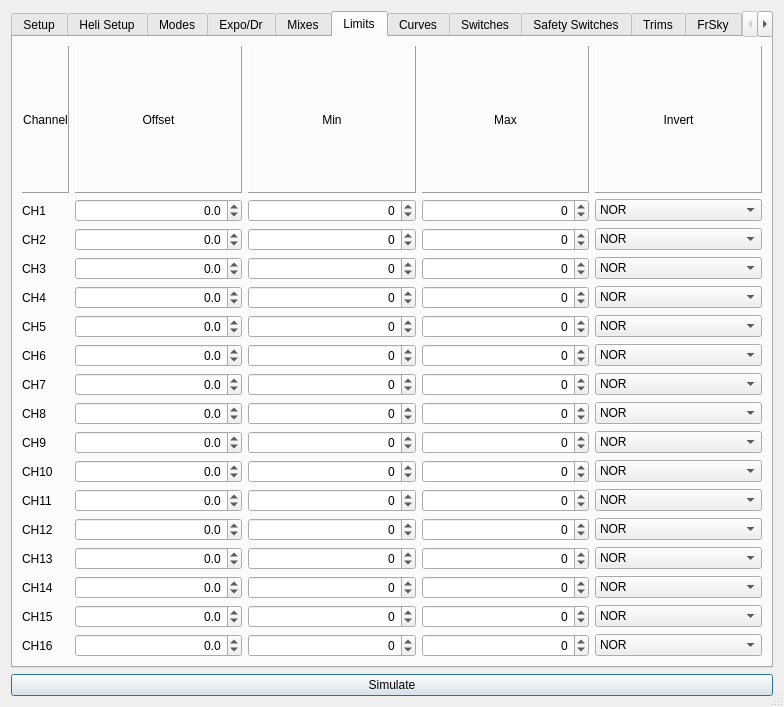
negativerad/eepe, file src/modeledit.ui: the form before one commit.
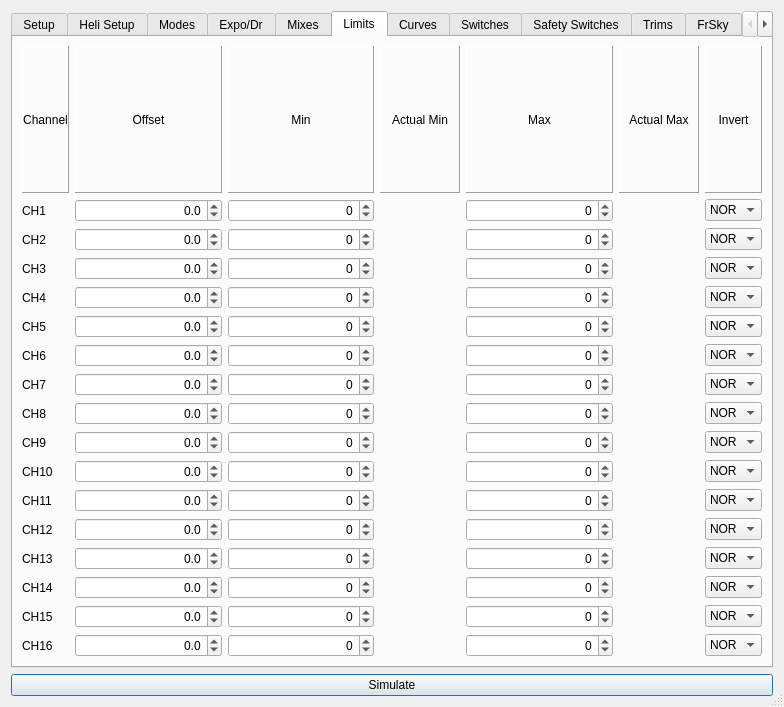
The form after the commit. The open tabs and pages were chosen to show the change. Icons and pictures are not drawn.

Commit message: eepskye splash, 32 memories, 24 channels in limits, eepe telemetry simulation. AutoLimits value display, Fix Flight Mode labels

The edit to the form file:
```diff
--- a/src/modeledit.ui
+++ b/src/modeledit.ui
@@ -743,7 +743,7 @@
          <widget class="QComboBox" name="FP1_sw"/>
         </item>
         <item row="0" column="3">
-         <widget class="QLabel" name="label_153">
+         <widget class="QLabel" name="label_M1">
           <property name="text">
            <string>Rudder</string>
           </property>
@@ -753,7 +753,7 @@
          </widget>
         </item>
         <item row="0" column="4">
-         <widget class="QLabel" name="label_154">
+         <widget class="QLabel" name="label_M2">
           <property name="text">
            <string>Elevator</string>
           </property>
@@ -2118,7 +2118,7 @@
       <attribute name="title">
        <string>Limits</string>
       </attribute>
-      <layout class="QGridLayout" name="gridLayout_6" rowstretch="0,1,1,1,1,1,1,1,1,1,1,1,1,1,1,1,1" columnstretch="0,1,1,1,1">
+      <layout class="QGridLayout" name="gridLayout_6" rowstretch="0,1,1,1,1,1,1,1,1,1,1,1,1,1,1,1,1" columnstretch="0,1,1,1,1,0,0">
        <item row="1" column="0">
         <widget class="QLabel" name="label_14">
          <property name="text">
@@ -2161,7 +2161,7 @@
          </property>
         </widget>
        </item>
-       <item row="1" column="3">
+       <item row="1" column="4">
         <widget class="QSpinBox" name="maxSB_1">
          <property name="alignment">
           <set>Qt::AlignRight|Qt::AlignTrailing|Qt::AlignVCenter</set>
@@ -2177,7 +2177,7 @@
          </property>
         </widget>
        </item>
-       <item row="1" column="4">
+       <item row="1" column="6">
         <widget class="QComboBox" name="chInvCB_1">
          <item>
           <property name="text">
@@ -2230,7 +2230,7 @@
          </property>
         </widget>
        </item>
-       <item row="2" column="3">
+       <item row="2" column="4">
         <widget class="QSpinBox" name="maxSB_2">
          <property name="alignment">
           <set>Qt::AlignRight|Qt::AlignTrailing|Qt::AlignVCenter</set>
@@ -2246,7 +2246,7 @@
          </property>
         </widget>
        </item>
-       <item row="2" column="4">
+       <item row="2" column="6">
         <widget class="QComboBox" name="chInvCB_2">
          <item>
           <property name="text">
@@ -2299,7 +2299,7 @@
          </property>
         </widget>
        </item>
-       <item row="3" column="3">
+       <item row="3" column="4">
         <widget class="QSpinBox" name="maxSB_3">
          <property name="alignment">
           <set>Qt::AlignRight|Qt::AlignTrailing|Qt::AlignVCenter</set>
@@ -2315,7 +2315,7 @@
          </property>
         </widget>
        </item>
-       <item row="3" column="4">
+       <item row="3" column="6">
         <widget class="QComboBox" name="chInvCB_3">
          <item>
           <property name="text">
@@ -2368,7 +2368,7 @@
          </property>
         </widget>
        </item>
-       <item row="4" column="3">
+       <item row="4" column="4">
         <widget class="QSpinBox" name="maxSB_4">
          <property name="alignment">
           <set>Qt::AlignRight|Qt::AlignTrailing|Qt::AlignVCenter</set>
@@ -2384,7 +2384,7 @@
          </property>
         </widget>
        </item>
-       <item row="4" column="4">
+       <item row="4" column="6">
         <widget class="QComboBox" name="chInvCB_4">
          <item>
           <property name="text">
@@ -2437,7 +2437,7 @@
          </property>
         </widget>
        </item>
-       <item row="5" column="3">
+       <item row="5" column="4">
         <widget class="QSpinBox" name="maxSB_5">
          <property name="alignment">
           <set>Qt::AlignRight|Qt::AlignTrailing|Qt::AlignVCenter</set>
@@ -2453,7 +2453,7 @@
          </property>
         </widget>
        </item>
-       <item row="5" column="4">
+       <item row="5" column="6">
         <widget class="QComboBox" name="chInvCB_5">
          <item>
           <property name="text">
@@ -2506,7 +2506,7 @@
          </property>
         </widget>
        </item>
-       <item row="6" column="3">
+       <item row="6" column="4">
         <widget class="QSpinBox" name="maxSB_6">
          <property name="alignment">
           <set>Qt::AlignRight|Qt::AlignTrailing|Qt::AlignVCenter</set>
@@ -2522,7 +2522,7 @@
          </property>
         </widget>
        </item>
-       <item row="6" column="4">
+       <item row="6" column="6">
         <widget class="QComboBox" name="chInvCB_6">
          <item>
           <property name="text">
@@ -2575,7 +2575,7 @@
          </property>
         </widget>
        </item>
-       <item row="7" column="3">
+       <item row="7" column="4">
         <widget class="QSpinBox" name="maxSB_7">
          <property name="alignment">
           <set>Qt::AlignRight|Qt::AlignTrailing|Qt::AlignVCenter</set>
@@ -2591,7 +2591,7 @@
          </property>
         </widget>
        </item>
-       <item row="7" column="4">
+       <item row="7" column="6">
         <widget class="QComboBox" name="chInvCB_7">
          <item>
           <property name="text">
@@ -2644,7 +2644,7 @@
          </property>
         </widget>
        </item>
-       <item row="8" column="3">
+       <item row="8" column="4">
         <widget class="QSpinBox" name="maxSB_8">
          <property name="alignment">
           <set>Qt::AlignRight|Qt::AlignTrailing|Qt::AlignVCenter</set>
@@ -2660,7 +2660,7 @@
          </property>
         </widget>
        </item>
-       <item row="8" column="4">
+       <item row="8" column="6">
         <widget class="QComboBox" name="chInvCB_8">
          <item>
           <property name="text">
@@ -2713,7 +2713,7 @@
          </property>
         </widget>
        </item>
-       <item row="9" column="3">
+       <item row="9" column="4">
         <widget class="QSpinBox" name="maxSB_9">
          <property name="alignment">
           <set>Qt::AlignRight|Qt::AlignTrailing|Qt::AlignVCenter</set>
@@ -2729,7 +2729,7 @@
          </property>
         </widget>
        </item>
-       <item row="9" column="4">
+       <item row="9" column="6">
         <widget class="QComboBox" name="chInvCB_9">
          <item>
           <property name="text">
@@ -2782,23 +2782,23 @@
          </property>
         </widget>
        </item>
-       <item row="10" column="3">
-        <widget class="QSpinBox" name="maxSB_10">
-         <property name="alignment">
-          <set>Qt::AlignRight|Qt::AlignTrailing|Qt::AlignVCenter</set>
-         </property>
-         <property name="accelerated">
-          <bool>true</bool>
-         </property>
-         <property name="minimum">
-          <number>-100</number>
-         </property>
-         <property name="maximum">
-          <number>100</number>
-         </property>
-        </widget>
-       </item>
        <item row="10" column="4">
+        <widget class="QSpinBox" name="maxSB_10">
+         <property name="alignment">
+          <set>Qt::AlignRight|Qt::AlignTrailing|Qt::AlignVCenter</set>
+         </property>
+         <property name="accelerated">
+          <bool>true</bool>
+         </property>
+         <property name="minimum">
+          <number>-100</number>
+         </property>
+         <property name="maximum">
+          <number>100</number>
+         </property>
+        </widget>
+       </item>
+       <item row="10" column="6">
         <widget class="QComboBox" name="chInvCB_10">
          <item>
           <property name="text">
@@ -2851,23 +2851,23 @@
          </property>
         </widget>
        </item>
-       <item row="11" column="3">
-        <widget class="QSpinBox" name="maxSB_11">
-         <property name="alignment">
-          <set>Qt::AlignRight|Qt::AlignTrailing|Qt::AlignVCenter</set>
-         </property>
-         <property name="accelerated">
-          <bool>true</bool>
-         </property>
-         <property name="minimum">
-          <number>-100</number>
-         </property>
-         <property name="maximum">
-          <number>100</number>
-         </property>
-        </widget>
-       </item>
        <item row="11" column="4">
+        <widget class="QSpinBox" name="maxSB_11">
+         <property name="alignment">
+          <set>Qt::AlignRight|Qt::AlignTrailing|Qt::AlignVCenter</set>
+         </property>
+         <property name="accelerated">
+          <bool>true</bool>
+         </property>
+         <property name="minimum">
+          <number>-100</number>
+         </property>
+         <property name="maximum">
+          <number>100</number>
+         </property>
+        </widget>
+       </item>
+       <item row="11" column="6">
         <widget class="QComboBox" name="chInvCB_11">
          <item>
           <property name="text">
@@ -2920,23 +2920,23 @@
          </property>
         </widget>
        </item>
-       <item row="12" column="3">
-        <widget class="QSpinBox" name="maxSB_12">
-         <property name="alignment">
-          <set>Qt::AlignRight|Qt::AlignTrailing|Qt::AlignVCenter</set>
-         </property>
-         <property name="accelerated">
-          <bool>true</bool>
-         </property>
-         <property name="minimum">
-          <number>-100</number>
-         </property>
-         <property name="maximum">
-          <number>100</number>
-         </property>
-        </widget>
-       </item>
        <item row="12" column="4">
+        <widget class="QSpinBox" name="maxSB_12">
+         <property name="alignment">
+          <set>Qt::AlignRight|Qt::AlignTrailing|Qt::AlignVCenter</set>
+         </property>
+         <property name="accelerated">
+          <bool>true</bool>
+         </property>
+         <property name="minimum">
+          <number>-100</number>
+         </property>
+         <property name="maximum">
+          <number>100</number>
+         </property>
+        </widget>
+       </item>
+       <item row="12" column="6">
         <widget class="QComboBox" name="chInvCB_12">
          <item>
           <property name="text">
@@ -2989,23 +2989,23 @@
          </property>
         </widget>
        </item>
-       <item row="13" column="3">
-        <widget class="QSpinBox" name="maxSB_13">
-         <property name="alignment">
-          <set>Qt::AlignRight|Qt::AlignTrailing|Qt::AlignVCenter</set>
-         </property>
-         <property name="accelerated">
-          <bool>true</bool>
-         </property>
-         <property name="minimum">
-          <number>-100</number>
-         </property>
-         <property name="maximum">
-          <number>100</number>
-         </property>
-        </widget>
-       </item>
        <item row="13" column="4">
+        <widget class="QSpinBox" name="maxSB_13">
+         <property name="alignment">
+          <set>Qt::AlignRight|Qt::AlignTrailing|Qt::AlignVCenter</set>
+         </property>
+         <property name="accelerated">
+          <bool>true</bool>
+         </property>
+         <property name="minimum">
+          <number>-100</number>
+         </property>
+         <property name="maximum">
+          <number>100</number>
+         </property>
+        </widget>
+       </item>
+       <item row="13" column="6">
         <widget class="QComboBox" name="chInvCB_13">
          <item>
           <property name="text">
@@ -3058,23 +3058,23 @@
          </property>
         </widget>
        </item>
-       <item row="14" column="3">
-        <widget class="QSpinBox" name="maxSB_14">
-         <property name="alignment">
-          <set>Qt::AlignRight|Qt::AlignTrailing|Qt::AlignVCenter</set>
-         </property>
-         <property name="accelerated">
-          <bool>true</bool>
-         </property>
-         <property name="minimum">
-          <number>-100</number>
-         </property>
-         <property name="maximum">
-          <number>100</number>
-         </property>
-        </widget>
-       </item>
        <item row="14" column="4">
+        <widget class="QSpinBox" name="maxSB_14">
+         <property name="alignment">
+          <set>Qt::AlignRight|Qt::AlignTrailing|Qt::AlignVCenter</set>
+         </property>
+         <property name="accelerated">
+          <bool>true</bool>
+         </property>
+         <property name="minimum">
+          <number>-100</number>
+         </property>
+         <property name="maximum">
+          <number>100</number>
+         </property>
+        </widget>
+       </item>
+       <item row="14" column="6">
         <widget class="QComboBox" name="chInvCB_14">
          <item>
           <property name="text">
@@ -3127,23 +3127,23 @@
          </property>
         </widget>
        </item>
-       <item row="15" column="3">
-        <widget class="QSpinBox" name="maxSB_15">
-         <property name="alignment">
-          <set>Qt::AlignRight|Qt::AlignTrailing|Qt::AlignVCenter</set>
-         </property>
-         <property name="accelerated">
-          <bool>true</bool>
-         </property>
-         <property name="minimum">
-          <number>-100</number>
-         </property>
-         <property name="maximum">
-          <number>100</number>
-         </property>
-        </widget>
-       </item>
        <item row="15" column="4">
+        <widget class="QSpinBox" name="maxSB_15">
+         <property name="alignment">
+          <set>Qt::AlignRight|Qt::AlignTrailing|Qt::AlignVCenter</set>
+         </property>
+         <property name="accelerated">
+          <bool>true</bool>
+         </property>
+         <property name="minimum">
+          <number>-100</number>
+         </property>
+         <property name="maximum">
+          <number>100</number>
+         </property>
+        </widget>
+       </item>
+       <item row="15" column="6">
         <widget class="QComboBox" name="chInvCB_15">
          <item>
           <property name="text">
@@ -3196,23 +3196,23 @@
          </property>
         </widget>
        </item>
-       <item row="16" column="3">
-        <widget class="QSpinBox" name="maxSB_16">
-         <property name="alignment">
-          <set>Qt::AlignRight|Qt::AlignTrailing|Qt::AlignVCenter</set>
-         </property>
-         <property name="accelerated">
-          <bool>true</bool>
-         </property>
-         <property name="minimum">
-          <number>-100</number>
-         </property>
-         <property name="maximum">
-          <number>100</number>
-         </property>
-        </widget>
-       </item>
        <item row="16" column="4">
+        <widget class="QSpinBox" name="maxSB_16">
+         <property name="alignment">
+          <set>Qt::AlignRight|Qt::AlignTrailing|Qt::AlignVCenter</set>
+         </property>
+         <property name="accelerated">
+          <bool>true</bool>
+         </property>
+         <property name="minimum">
+          <number>-100</number>
+         </property>
+         <property name="maximum">
+          <number>100</number>
+         </property>
+        </widget>
+       </item>
+       <item row="16" column="6">
         <widget class="QComboBox" name="chInvCB_16">
          <item>
           <property name="text">
@@ -3292,7 +3292,7 @@
          </property>
         </widget>
        </item>
-       <item row="0" column="3">
+       <item row="0" column="4">
         <widget class="QLabel" name="label_50">
          <property name="frameShape">
           <enum>QFrame::Panel</enum>
@@ -3314,7 +3314,7 @@
          </property>
         </widget>
        </item>
-       <item row="0" column="4">
+       <item row="0" column="6">
         <widget class="QLabel" name="label_54">
          <property name="frameShape">
           <enum>QFrame::Panel</enum>
@@ -3336,6 +3336,298 @@
          </property>
         </widget>
        </item>
+       <item row="0" column="3">
+        <widget class="QLabel" name="label_153">
+         <property name="minimumSize">
+          <size>
+           <width>80</width>
+           <height>0</height>
+          </size>
+         </property>
+         <property name="maximumSize">
+          <size>
+           <width>80</width>
+           <height>16777215</height>
+          </size>
+         </property>
+         <property name="frameShape">
+          <enum>QFrame::Panel</enum>
+         </property>
+         <property name="frameShadow">
+          <enum>QFrame::Raised</enum>
+         </property>
+         <property name="midLineWidth">
+          <number>0</number>
+         </property>
+         <property name="text">
+          <string>Actual Min</string>
+         </property>
+         <property name="alignment">
+          <set>Qt::AlignCenter</set>
+         </property>
+         <property name="margin">
+          <number>3</number>
+         </property>
+        </widget>
+       </item>
+       <item row="0" column="5">
+        <widget class="QLabel" name="label_154">
+         <property name="minimumSize">
+          <size>
+           <width>80</width>
+           <height>0</height>
+          </size>
+         </property>
+         <property name="maximumSize">
+          <size>
+           <width>80</width>
+           <height>16777215</height>
+          </size>
+         </property>
+         <property name="frameShape">
+          <enum>QFrame::Panel</enum>
+         </property>
+         <property name="frameShadow">
+          <enum>QFrame::Raised</enum>
+         </property>
+         <property name="midLineWidth">
+          <number>0</number>
+         </property>
+         <property name="text">
+          <string>Actual Max</string>
+         </property>
+         <property name="alignment">
+          <set>Qt::AlignCenter</set>
+         </property>
+         <property name="margin">
+          <number>3</number>
+         </property>
+        </widget>
+       </item>
+       <item row="1" column="3">
+        <widget class="QLabel" name="CH1Amin">
+         <property name="text">
+          <string/>
+         </property>
+        </widget>
+       </item>
+       <item row="2" column="3">
+        <widget class="QLabel" name="CH2Amin">
+         <property name="text">
+          <string/>
+         </property>
+        </widget>
+       </item>
+       <item row="3" column="3">
+        <widget class="QLabel" name="CH3Amin">
+         <property name="text">
+          <string/>
+         </property>
+        </widget>
+       </item>
+       <item row="4" column="3">
+        <widget class="QLabel" name="CH4Amin">
+         <property name="text">
+          <string/>
+         </property>
+        </widget>
+       </item>
+       <item row="5" column="3">
+        <widget class="QLabel" name="CH5Amin">
+         <property name="text">
+          <string/>
+         </property>
+        </widget>
+       </item>
+       <item row="6" column="3">
+        <widget class="QLabel" name="CH6Amin">
+         <property name="text">
+          <string/>
+         </property>
+        </widget>
+       </item>
+       <item row="7" column="3">
+        <widget class="QLabel" name="CH7Amin">
+         <property name="text">
+          <string/>
+         </property>
+        </widget>
+       </item>
+       <item row="8" column="3">
+        <widget class="QLabel" name="CH8Amin">
+         <property name="text">
+          <string/>
+         </property>
+        </widget>
+       </item>
+       <item row="9" column="3">
+        <widget class="QLabel" name="CH9Amin">
+         <property name="text">
+          <string/>
+         </property>
+        </widget>
+       </item>
+       <item row="10" column="3">
+        <widget class="QLabel" name="CH10Amin">
+         <property name="text">
+          <string/>
+         </property>
+        </widget>
+       </item>
+       <item row="11" column="3">
+        <widget class="QLabel" name="CH11Amin">
+         <property name="text">
+          <string/>
+         </property>
+        </widget>
+       </item>
+       <item row="12" column="3">
+        <widget class="QLabel" name="CH12Amin">
+         <property name="text">
+          <string/>
+         </property>
+        </widget>
+       </item>
+       <item row="13" column="3">
+        <widget class="QLabel" name="CH13Amin">
+         <property name="text">
+          <string/>
+         </property>
+        </widget>
+       </item>
+       <item row="14" column="3">
+        <widget class="QLabel" name="CH14Amin">
+         <property name="text">
+          <string/>
+         </property>
+        </widget>
+       </item>
+       <item row="15" column="3">
+        <widget class="QLabel" name="CH15Amin">
+         <property name="text">
+          <string/>
+         </property>
+        </widget>
+       </item>
+       <item row="16" column="3">
+        <widget class="QLabel" name="CH16Amin">
+         <property name="text">
+          <string/>
+         </property>
+        </widget>
+       </item>
+       <item row="1" column="5">
+        <widget class="QLabel" name="CH1Amax">
+         <property name="text">
+          <string/>
+         </property>
+        </widget>
+       </item>
+       <item row="2" column="5">
+        <widget class="QLabel" name="CH2Amax">
+         <property name="text">
+          <string/>
+         </property>
+        </widget>
+       </item>
+       <item row="3" column="5">
+        <widget class="QLabel" name="CH3Amax">
+         <property name="text">
+          <string/>
+         </property>
+        </widget>
+       </item>
+       <item row="4" column="5">
+        <widget class="QLabel" name="CH4Amax">
+         <property name="text">
+          <string/>
+         </property>
+        </widget>
+       </item>
+       <item row="5" column="5">
+        <widget class="QLabel" name="CH5Amax">
+         <property name="text">
+          <string/>
+         </property>
+        </widget>
+       </item>
+       <item row="6" column="5">
+        <widget class="QLabel" name="CH6Amax">
+         <property name="text">
+          <string/>
+         </property>
+        </widget>
+       </item>
+       <item row="7" column="5">
+        <widget class="QLabel" name="CH7Amax">
+         <property name="text">
+          <string/>
+         </property>
+        </widget>
+       </item>
+       <item row="8" column="5">
+        <widget class="QLabel" name="CH8Amax">
+         <property name="text">
+          <string/>
+         </property>
+        </widget>
+       </item>
+       <item row="9" column="5">
+        <widget class="QLabel" name="CH9Amax">
+         <property name="text">
+          <string/>
+         </property>
+        </widget>
+       </item>
+       <item row="10" column="5">
+        <widget class="QLabel" name="CH10Amax">
+         <property name="text">
+          <string/>
+         </property>
+        </widget>
+       </item>
+       <item row="11" column="5">
+        <widget class="QLabel" name="CH11Amax">
+         <property name="text">
+          <string/>
+         </property>
+        </widget>
+       </item>
+       <item row="12" column="5">
+        <widget class="QLabel" name="CH12Amax">
+         <property name="text">
+          <string/>
+         </property>
+        </widget>
+       </item>
+       <item row="13" column="5">
+        <widget class="QLabel" name="CH13Amax">
+         <property name="text">
+          <string/>
+         </property>
+        </widget>
+       </item>
+       <item row="14" column="5">
+        <widget class="QLabel" name="CH14Amax">
+         <property name="text">
+          <string/>
+         </property>
+        </widget>
+       </item>
+       <item row="15" column="5">
+        <widget class="QLabel" name="CH15Amax">
+         <property name="text">
+          <string/>
+         </property>
+        </widget>
+       </item>
+       <item row="16" column="5">
+        <widget class="QLabel" name="CH16Amax">
+         <property name="text">
+          <string/>
+         </property>
+        </widget>
+       </item>
       </layout>
      </widget>
      <widget class="QWidget" name="tabCurve">
```
Left out of the diff: 6 changed lines with no effect on the pictures. The commit also changes 34 other files.
